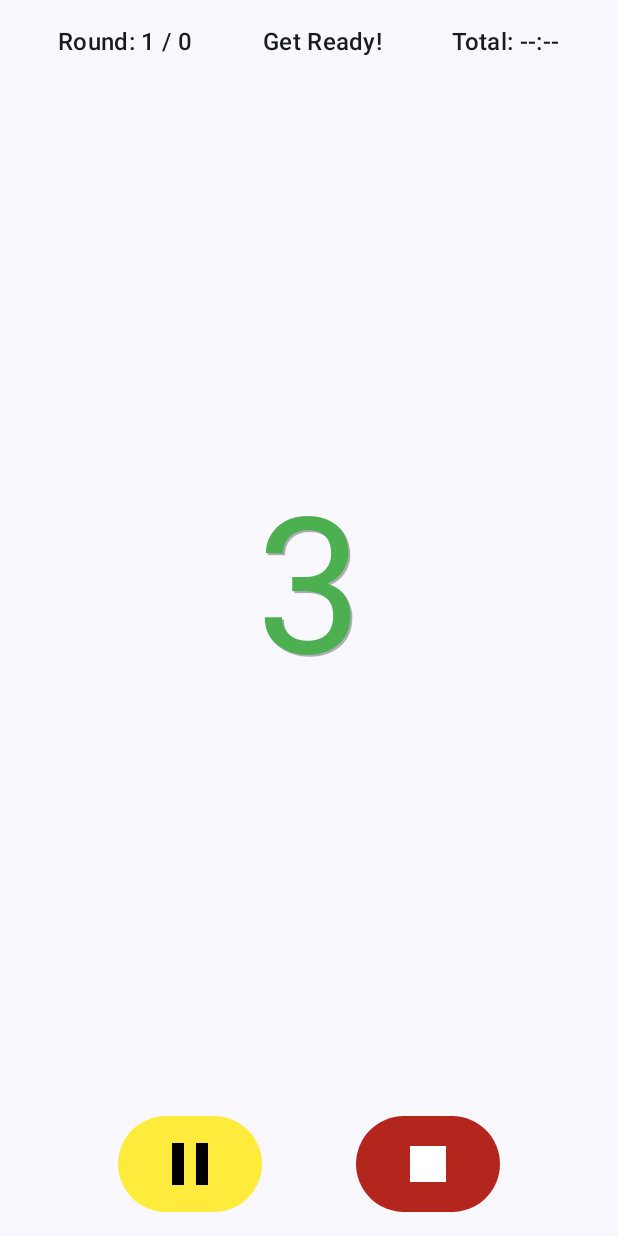
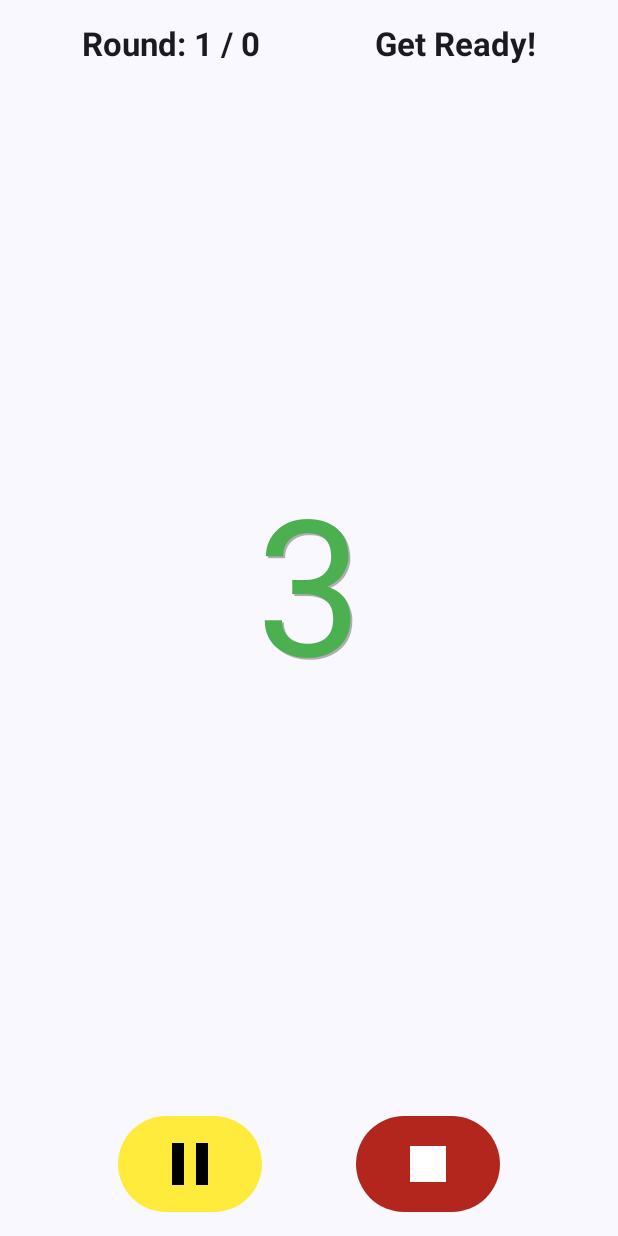
Before and after one commit to farnaby/KettlebellTimer, an Android app built with Jetpack Compose: the TimerActivity screen opened directly, with no data from a screen before it, on a phone screen of 412 x 824 dp. Run offline under Robolectric (Android 15) with nearby library versions, the phone set to English and light mode, and no system bars.

Commit message:
Bigger header font, leave out "Total"

```diff
--- a/app/src/main/java/com/example/kettlebelltimer/TimerScreen.kt
+++ b/app/src/main/java/com/example/kettlebelltimer/TimerScreen.kt
@@ -15,6 +15,7 @@ import androidx.compose.ui.graphics.drawscope.Stroke
 import androidx.compose.ui.res.painterResource
 import androidx.compose.ui.text.TextStyle
 import androidx.compose.ui.text.drawText
+import androidx.compose.ui.text.font.FontWeight
 import androidx.compose.ui.text.rememberTextMeasurer
 import androidx.compose.ui.tooling.preview.Preview
 import androidx.compose.ui.unit.dp
@@ -146,7 +147,6 @@ fun CircularProgressTimer(
 fun TimerScreen(viewModel: TimerViewModel, onStopClicked: () -> Unit) {
     val currentRoundDisplay by viewModel.currentRoundDisplay.collectAsState()
     val currentExerciseDisplay by viewModel.currentExerciseDisplay.collectAsState()
-    val totalTimeDisplay by viewModel.totalTimeDisplay.collectAsState()
     val isPlaying by viewModel.isPlaying.collectAsState()
     Column(
         modifier = Modifier
@@ -163,9 +163,8 @@ fun TimerScreen(viewModel: TimerViewModel, onStopClicked: () -> Unit) {
             horizontalArrangement = Arrangement.SpaceAround,
             verticalAlignment = Alignment.CenterVertically
         ) {
-            Text(currentRoundDisplay, style = MaterialTheme.typography.titleMedium)
-            Text(currentExerciseDisplay, style = MaterialTheme.typography.titleMedium)
-            Text(totalTimeDisplay, style = MaterialTheme.typography.titleMedium)
+            Text(currentRoundDisplay, style = MaterialTheme.typography.titleLarge.copy(fontWeight = FontWeight.Bold))
+            Text(currentExerciseDisplay, style = MaterialTheme.typography.titleLarge.copy(fontWeight = FontWeight.Bold))
         }
 
         // Main Section: Circular progress timer
```
